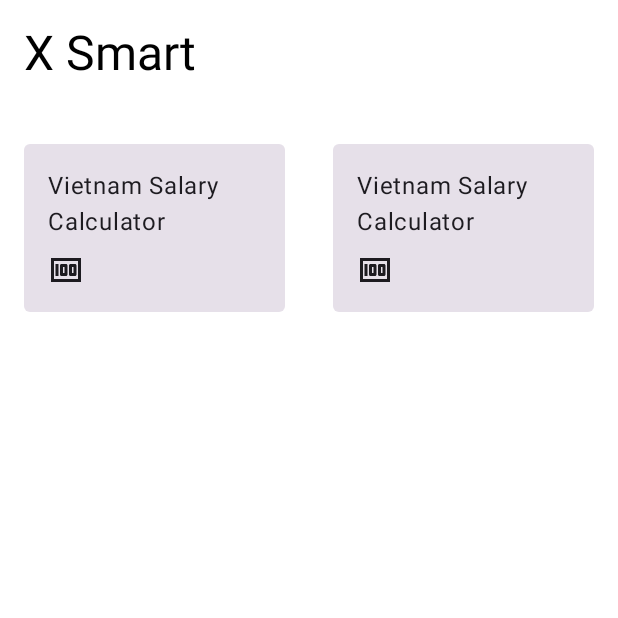
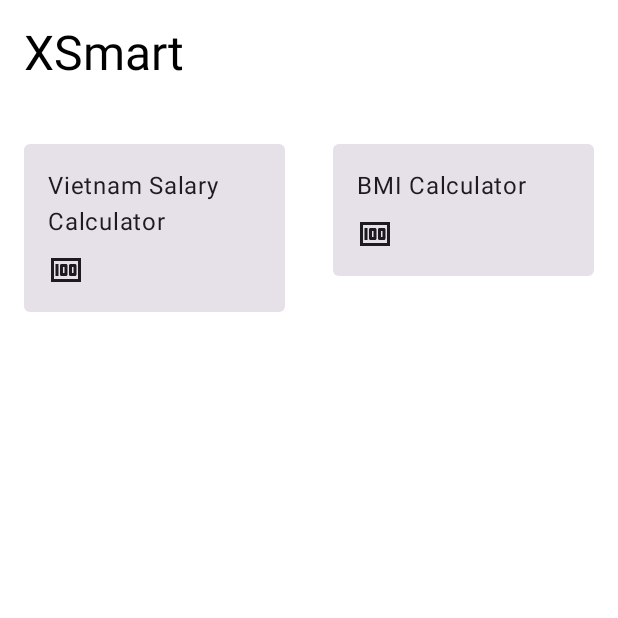
Before and after one commit to phatndt/xsmart, an Android app built with Jetpack Compose: the screen it shows after launch (MainActivity), on a phone screen of 412 x 824 dp, the top half of it. Run offline under Robolectric (Android 15) with nearby library versions, the phone set to English and light mode, and no system bars.

Commit message:
FEAT refactor dashboard and vn salary

```diff
--- a/androidApp/src/main/java/my/phatndt/xsmart/android/features/dashboard/DashboardScreen.kt
+++ b/androidApp/src/main/java/my/phatndt/xsmart/android/features/dashboard/DashboardScreen.kt
@@ -18,9 +18,12 @@ import androidx.compose.material3.Text
 import androidx.compose.runtime.Composable
 import androidx.compose.runtime.collectAsState
 import androidx.compose.ui.Modifier
+import androidx.compose.ui.res.stringResource
 import androidx.compose.ui.tooling.preview.Preview
+import my.phatndt.xsmart.android.R
 import my.phatndt.xsmart.android.core.ui.theme.Spacing
 import my.phatndt.xsmart.android.core.ui.widget.XSmartSpacerXLarge
+import my.phatndt.xsmart.android.core.utils.DeferredText
 import my.phatndt.xsmart.android.features.dashboard.model.FeatureItem
 import my.phatndt.xsmart.android.features.dashboard.model.FeatureType
 import org.koin.androidx.compose.koinViewModel
@@ -36,7 +39,7 @@ fun DashboardRoute(
     }
 }
 
-@OptIn(ExperimentalFoundationApi::class, ExperimentalMaterial3Api::class)
+@OptIn(ExperimentalMaterial3Api::class)
 @Composable
 fun DashboardScreen(
     features: List<FeatureItem>,
@@ -49,7 +52,7 @@ fun DashboardScreen(
                 .safeDrawingPadding(),
         ) {
             Text(
-                text = "X Smart",
+                text = stringResource(R.string.app_name),
                 style = MaterialTheme.typography.headlineLarge,
                 modifier = Modifier.padding(
                     start = Spacing.large,
@@ -70,7 +73,7 @@ fun DashboardScreen(
                         Column(
                             modifier = Modifier.padding(Spacing.large),
                         ) {
-                            Text(text = features[it].name)
+                            Text(text = features[it].name.asString())
                             Icon(
                                 imageVector = features[it].icon,
                                 contentDescription = null,
@@ -90,12 +93,12 @@ fun DashboardScreenPreview() {
     DashboardScreen(
         listOf(
             FeatureItem(
-                "Vietnam Salary Calculator",
+                DeferredText.Constant("Vietnam Salary Calculator"),
                 Icons.Outlined.Money,
                 FeatureType.VN_SALARY_CALCULATOR,
             ),
             FeatureItem(
-                "BMI Calculator",
+                DeferredText.Constant("BMI Calculator"),
                 Icons.Outlined.ScubaDiving,
                 FeatureType.BMI_CALCULATOR,
             ),
--- a/androidApp/src/main/java/my/phatndt/xsmart/android/features/dashboard/DashboardViewModel.kt
+++ b/androidApp/src/main/java/my/phatndt/xsmart/android/features/dashboard/DashboardViewModel.kt
@@ -2,9 +2,11 @@ package my.phatndt.xsmart.android.features.dashboard
 
 import androidx.compose.material.icons.Icons
 import androidx.compose.material.icons.outlined.Money
+import my.phatndt.xsmart.android.R
 import my.phatndt.xsmart.android.core.base.BaseViewModel
 import my.phatndt.xsmart.android.core.base.UiIntent
 import my.phatndt.xsmart.android.core.base.UiSideEffects
+import my.phatndt.xsmart.android.core.utils.DeferredText
 import my.phatndt.xsmart.android.features.dashboard.model.FeatureItem
 import my.phatndt.xsmart.android.features.dashboard.model.FeatureType
 import my.phatndt.xsmart.android.features.dashboard.state.DashboardUiState
@@ -15,12 +17,12 @@ class DashboardViewModel : BaseViewModel<DashboardUiState, UiIntent, UiSideEffec
             copy(
                 features = listOf(
                     FeatureItem(
-                        "Vietnam Salary Calculator",
+                        DeferredText.StringResource(R.string.feature_name_vietnam_salary_calculator),
                         Icons.Outlined.Money,
                         FeatureType.VN_SALARY_CALCULATOR,
                     ),
                     FeatureItem(
-                        "Vietnam Salary Calculator",
+                        DeferredText.StringResource(R.string.feature_name_bmi_calculator),
                         Icons.Outlined.Money,
                         FeatureType.BMI_CALCULATOR,
                     ),
--- a/androidApp/src/main/java/my/phatndt/xsmart/android/features/dashboard/model/FeatureItem.kt
+++ b/androidApp/src/main/java/my/phatndt/xsmart/android/features/dashboard/model/FeatureItem.kt
@@ -1,9 +1,10 @@
 package my.phatndt.xsmart.android.features.dashboard.model
 
 import androidx.compose.ui.graphics.vector.ImageVector
+import my.phatndt.xsmart.android.core.utils.DeferredText
 
 data class FeatureItem(
-    val name: String,
+    val name: DeferredText,
     val icon: ImageVector,
     val type: FeatureType,
 )
```
Also changed, not shown: androidApp/src/main/java/my/phatndt/xsmart/android/features/vnsalarycalculator/main/VnSalaryCalculatorScreen.kt (+14 -12 lines), androidApp/src/main/res/values/strings.xml (+13 -0 lines).
